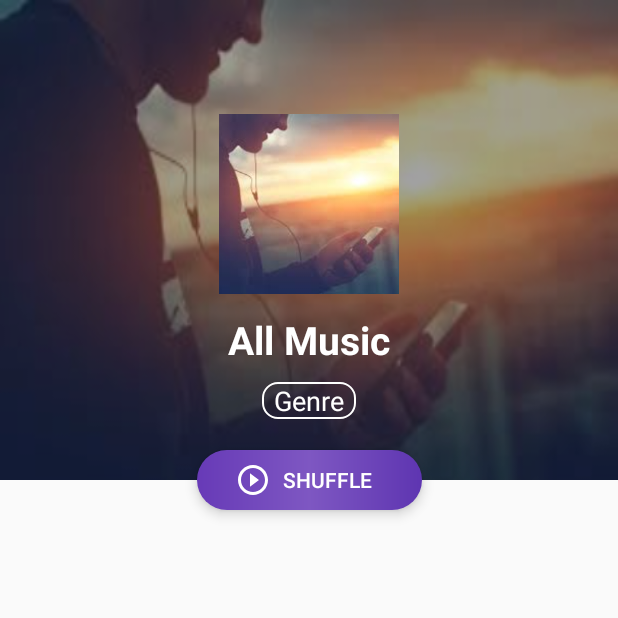
After one commit to Vanh1200/LoveMusic, an Android app: the GenreDetailActivity screen opened directly, with no data from a screen before it, on a phone screen of 412 x 824 dp, the top half of it. The commit adds this screen. Run offline under Robolectric (Android 15) with nearby library versions, the phone set to English and light mode, and no system bars.

Commit message:
create layout for detail screen

```diff
--- a/app/src/main/AndroidManifest.xml
+++ b/app/src/main/AndroidManifest.xml
@@ -20,6 +20,7 @@
                 <category android:name="android.intent.category.LAUNCHER" />
             </intent-filter>
         </activity>
+        <activity android:name=".screen.genre.GenreDetailActivity"/>
     </application>
 
 </manifest>
--- /dev/null
+++ b/app/src/main/java/com/vanh1200/lovemusic/screen/genre/GenreDetailActivity.java
@@ -0,0 +1,19 @@
+package com.vanh1200.lovemusic.screen.genre;
+
+import android.os.Bundle;
+
+import com.vanh1200.lovemusic.R;
+import com.vanh1200.lovemusic.base.BaseActivity;
+
+public class GenreDetailActivity extends BaseActivity {
+
+    @Override
+    protected int getLayoutResource() {
+        return R.layout.activity_genre_detail;
+    }
+
+    @Override
+    protected void initViews(Bundle saveInstanceState) {
+
+    }
+}
--- /dev/null
+++ b/app/src/main/res/drawable/bg_suffix_button.xml
@@ -0,0 +1,7 @@
+<?xml version="1.0" encoding="utf-8"?>
+<shape xmlns:android="http://schemas.android.com/apk/res/android">
+    <gradient android:startColor="#673AB7"
+        android:centerColor="#7E57C2"
+        android:endColor="#5E35B1"/>
+    <corners android:radius="20dp"/>
+</shape>
--- /dev/null
+++ b/app/src/main/res/drawable/bg_white_curve_stroke.xml
@@ -0,0 +1,11 @@
+<?xml version="1.0" encoding="utf-8"?>
+<shape xmlns:android="http://schemas.android.com/apk/res/android">
+    <stroke
+        android:color="#fff"
+        android:width="1dp"/>
+    <corners
+        android:radius="10dp"/>
+    <padding
+        android:left="8dp"
+        android:right="8dp"/>
+</shape>
--- /dev/null
+++ b/app/src/main/res/drawable/ic_circle_white_play.xml
@@ -0,0 +1,5 @@
+<vector android:height="24dp" android:tint="#FFFFFF"
+    android:viewportHeight="24.0" android:viewportWidth="24.0"
+    android:width="24dp" xmlns:android="http://schemas.android.com/apk/res/android">
+    <path android:fillColor="#FF000000" android:pathData="M10,16.5l6,-4.5 -6,-4.5v9zM12,2C6.48,2 2,6.48 2,12s4.48,10 10,10 10,-4.48 10,-10S17.52,2 12,2zM12,20c-4.41,0 -8,-3.59 -8,-8s3.59,-8 8,-8 8,3.59 8,8 -3.59,8 -8,8z"/>
+</vector>
--- /dev/null
+++ b/app/src/main/res/layout/activity_genre_detail.xml
@@ -0,0 +1,121 @@
+<?xml version="1.0" encoding="utf-8"?>
+<android.support.design.widget.CoordinatorLayout xmlns:android="http://schemas.android.com/apk/res/android"
+    xmlns:app="http://schemas.android.com/apk/res-auto"
+    android:layout_width="match_parent"
+    android:layout_height="match_parent"
+    android:fitsSystemWindows="true">
+
+    <android.support.design.widget.AppBarLayout
+        android:id="@+id/app_bar_genre"
+        android:layout_width="match_parent"
+        android:layout_height="@dimen/dp_320"
+        android:fitsSystemWindows="true"
+        android:theme="@style/ThemeOverlay.AppCompat.Dark.ActionBar">
+
+        <android.support.design.widget.CollapsingToolbarLayout
+            android:layout_width="match_parent"
+            android:layout_height="match_parent"
+            android:fitsSystemWindows="true"
+            app:contentScrim="@android:color/transparent"
+            app:layout_scrollFlags="scroll|exitUntilCollapsed"
+            app:statusBarScrim="@android:color/transparent"
+            app:titleEnabled="false">
+
+            <RelativeLayout
+                android:layout_width="match_parent"
+                android:layout_height="match_parent"
+                android:fitsSystemWindows="true">
+
+                <ImageView
+                    android:id="@+id/image_cover"
+                    android:layout_width="match_parent"
+                    android:layout_height="match_parent"
+                    android:background="@drawable/ambient"
+                    android:scaleType="centerCrop" />
+
+                <ImageView
+                    android:layout_width="match_parent"
+                    android:layout_height="match_parent"
+                    android:background="@color/color_black_transparent" />
+
+                <LinearLayout
+                    android:id="@+id/linear_genre_info"
+                    android:layout_width="match_parent"
+                    android:layout_height="match_parent"
+                    android:layout_marginTop="?android:actionBarSize"
+                    android:orientation="vertical">
+
+                    <ImageView
+                        android:id="@+id/image_artwork"
+                        android:layout_width="@dimen/dp_120"
+                        android:layout_height="@dimen/dp_120"
+                        android:layout_gravity="center"
+                        android:layout_marginTop="@dimen/dp_20"
+                        android:scaleType="centerCrop"
+                        android:src="@drawable/ambient" />
+
+                    <TextView
+                        android:id="@+id/text_genre"
+                        android:layout_width="wrap_content"
+                        android:layout_height="@dimen/dp_50"
+                        android:layout_gravity="center"
+                        android:layout_marginTop="@dimen/dp_5"
+                        android:gravity="center"
+                        android:maxLines="2"
+                        android:paddingLeft="@dimen/dp_20"
+                        android:paddingRight="@dimen/dp_20"
+                        android:text="@string/text_all_music"
+                        android:textColor="@color/color_white"
+                        android:textSize="@dimen/sp_26"
+                        android:textStyle="bold" />
+
+                    <TextView
+                        android:layout_width="wrap_content"
+                        android:layout_height="wrap_content"
+                        android:layout_gravity="center"
+                        android:layout_marginTop="@dimen/dp_3"
+                        android:background="@drawable/bg_white_curve_stroke"
+                        android:text="@string/text_genre"
+                        android:textColor="@color/color_white"
+                        android:textSize="@dimen/sp_18" />
+                </LinearLayout>
+            </RelativeLayout>
+
+            <android.support.v7.widget.Toolbar
+                android:id="@+id/toolbar_genre_detail"
+                android:layout_width="match_parent"
+                android:layout_height="?android:actionBarSize"
+                android:layout_marginBottom="@dimen/dp_10"
+                app:layout_collapseMode="pin"
+                app:popupTheme="@style/ThemeOverlay.AppCompat.Light" />
+
+        </android.support.design.widget.CollapsingToolbarLayout>
+    </android.support.design.widget.AppBarLayout>
+
+    <android.support.v7.widget.RecyclerView
+        android:id="@+id/recycler_genre_detail"
+        android:layout_width="match_parent"
+        android:layout_height="match_parent"
+        android:clipToPadding="false"
+        android:paddingTop="@dimen/dp_20"
+        app:layout_behavior="@string/appbar_scrolling_view_behavior" />
+
+    <Button
+        android:id="@+id/button_shuffle"
+        android:layout_width="@dimen/dp_150"
+        android:layout_height="@dimen/dp_40"
+        android:layout_alignParentBottom="true"
+        android:layout_centerHorizontal="true"
+        android:background="@drawable/bg_suffix_button"
+        android:drawableLeft="@drawable/ic_circle_white_play"
+        android:elevation="@dimen/dp_5"
+        android:paddingLeft="@dimen/dp_25"
+        android:paddingRight="@dimen/dp_25"
+        android:stateListAnimator="@null"
+        android:text="@string/text_suffle"
+        android:textColor="@color/color_white"
+        android:translationZ="0dp"
+        app:layout_anchor="@id/app_bar_genre"
+        app:layout_anchorGravity="bottom|center_horizontal" />
+
+</android.support.design.widget.CoordinatorLayout>
--- a/app/src/main/res/values/dimens.xml
+++ b/app/src/main/res/values/dimens.xml
@@ -22,4 +22,10 @@
     <dimen name="dp_min">0.5dp</dimen>
     <dimen name="dp_500">500dp</dimen>
     <dimen name="dp_250">250dp</dimen>
+    <dimen name="dp_50">50dp</dimen>
+    <dimen name="sp_26">26sp</dimen>
+    <dimen name="dp_3">3dp</dimen>
+    <dimen name="dp_84">84dp</dimen>
+    <dimen name="dp_320">320dp</dimen>
+    <dimen name="dp_40">40dp</dimen>
 </resources>
--- a/app/src/main/res/values/strings.xml
+++ b/app/src/main/res/values/strings.xml
@@ -13,4 +13,6 @@
     <string name="text_temp_text">temp text</string>
     <string name="text_suggested_songs">SUGGESTED SONGS</string>
     <string name="text_popular_playlist">POPULAR PLAYLIST</string>
+    <string name="text_suffle">Shuffle</string>
+    <string name="text_genre">Genre</string>
 </resources>
```
Also changed, not shown: app/src/main/java/com/vanh1200/lovemusic/screen/home/adapter/SliderAdapter.java (+11 -1 lines), app/src/main/java/com/vanh1200/lovemusic/screen/home/HomeContract.java (line endings or trailing spaces).
